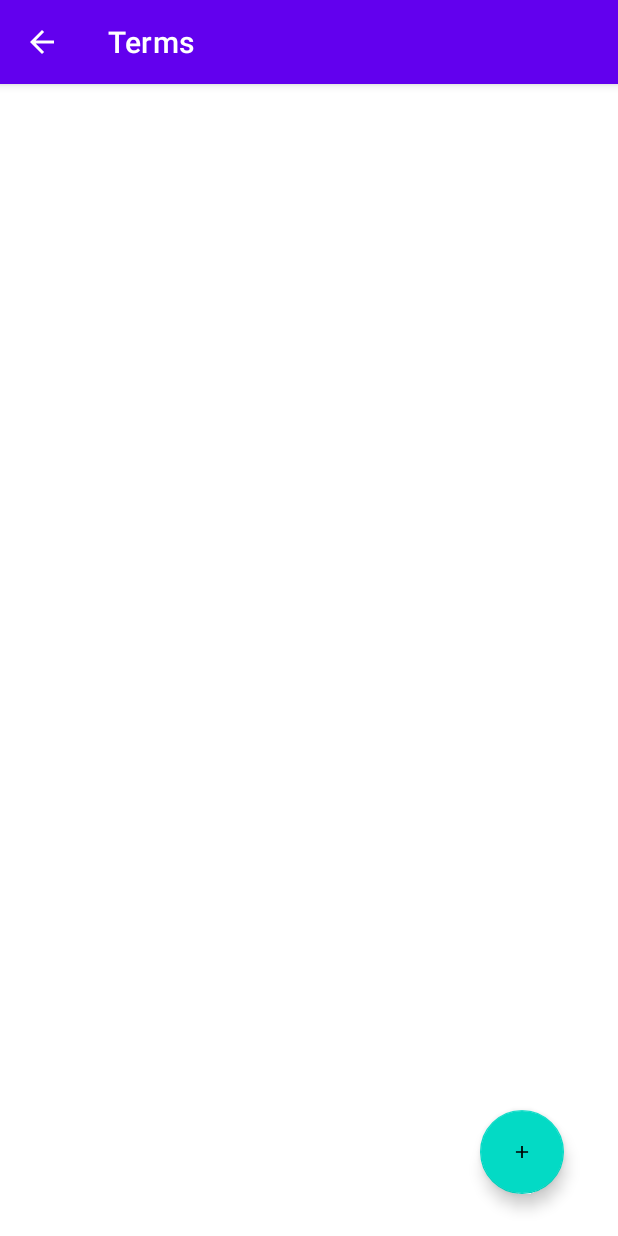
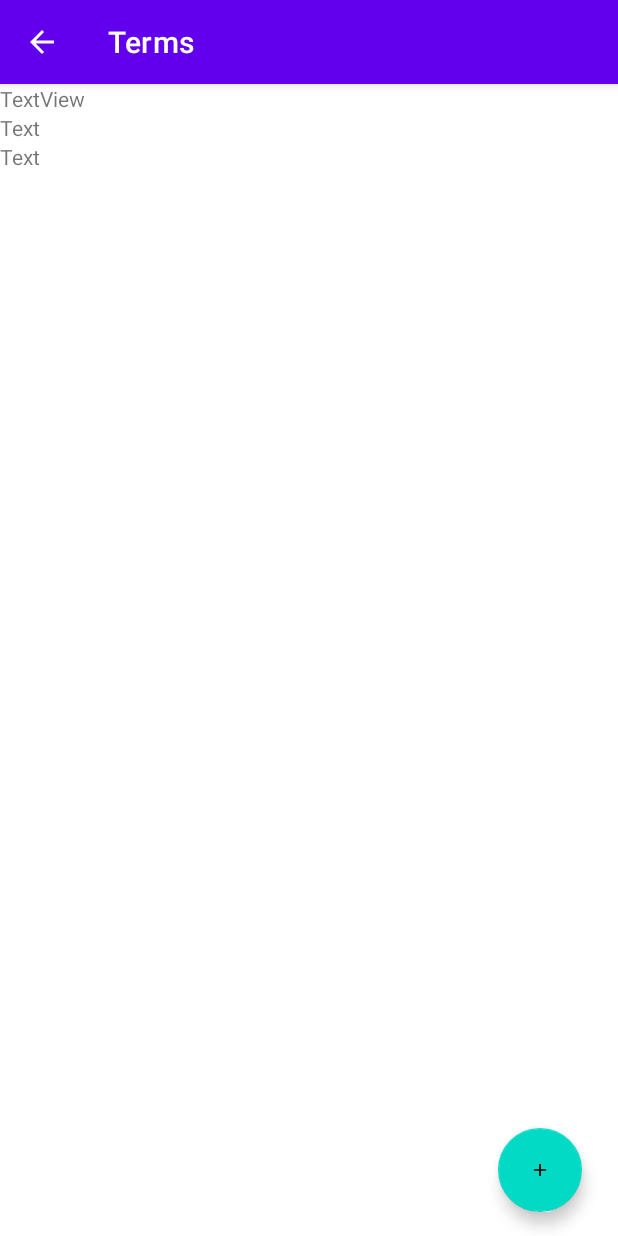
Before and after one commit to mallen13/school-planner-android, an Android app: the TermsActivity screen opened directly, with no data from a screen before it, on a phone screen of 412 x 824 dp. Run offline under Robolectric (Android 15) with nearby library versions, the phone set to English and light mode, and no system bars.

Commit message:
added additional activities to complete layout

```diff
--- a/app/src/main/java/com/mattallen/school_planning_app/MainActivity.java
+++ b/app/src/main/java/com/mattallen/school_planning_app/UI/MainActivity.java
@@ -1,10 +1,12 @@
-package com.mattallen.school_planning_app;
+package com.mattallen.school_planning_app.UI;
 
 import androidx.appcompat.app.AppCompatActivity;
 
 import android.content.Intent;
 import android.os.Bundle;
 import android.view.View;
+
+import com.mattallen.school_planning_app.R;
 
 public class MainActivity extends AppCompatActivity {
 
@@ -16,7 +18,7 @@ public class MainActivity extends AppCompatActivity {
 
     public void showTerms(View v) {
         //create intent
-        Intent intent = new Intent(MainActivity.this,TermsActivity.class);
+        Intent intent = new Intent(MainActivity.this, TermsActivity.class);
 
         //launch activity
         startActivity(intent);
--- a/app/src/main/res/layout/activity_main.xml
+++ b/app/src/main/res/layout/activity_main.xml
@@ -4,7 +4,7 @@
     xmlns:tools="http://schemas.android.com/tools"
     android:layout_width="match_parent"
     android:layout_height="match_parent"
-    tools:context=".MainActivity">
+    tools:context=".UI.MainActivity">
 
     <ScrollView
         android:layout_width="match_parent"
--- a/app/src/main/res/layout/activity_terms.xml
+++ b/app/src/main/res/layout/activity_terms.xml
@@ -4,17 +4,53 @@
     xmlns:tools="http://schemas.android.com/tools"
     android:layout_width="match_parent"
     android:layout_height="match_parent"
-    tools:context=".TermsActivity">
+    tools:context=".UI.TermsActivity">
 
     <com.google.android.material.floatingactionbutton.FloatingActionButton
-        android:id="@+id/floatingActionButton"
         android:layout_width="wrap_content"
         android:layout_height="wrap_content"
-        android:layout_marginEnd="36dp"
-        android:layout_marginBottom="28dp"
+        android:layout_marginEnd="24dp"
+        android:layout_marginBottom="16dp"
         android:clickable="true"
+        android:contentDescription="d"
         android:onClick="addTerm"
+        android:src="@drawable/plus_icon_foreground"
         app:layout_constraintBottom_toBottomOf="parent"
+        app:layout_constraintEnd_toEndOf="parent" />
+
+    <ScrollView
+        android:layout_width="fill_parent"
+        android:layout_height="fill_parent"
         app:layout_constraintEnd_toEndOf="parent"
-        app:srcCompat="@drawable/plus_icon_foreground" />
+        app:layout_constraintStart_toStartOf="parent"
+        app:layout_constraintTop_toTopOf="parent">
+
+        <LinearLayout
+            android:layout_width="match_parent"
+            android:layout_height="wrap_content"
+            android:orientation="vertical">
+
+            <TextView
+                android:id="@+id/textView"
+                android:layout_width="match_parent"
+                android:layout_height="wrap_content"
+                android:text="TextView" />
+
+            <TextView
+                android:id="@+id/textView4"
+                android:layout_width="match_parent"
+                android:layout_height="match_parent"
+                android:text="Text" />
+
+            <TextView
+                android:id="@+id/textView5"
+                android:layout_width="match_parent"
+                android:layout_height="match_parent"
+                android:text="Text" />
+
+        </LinearLayout>
+
+
+    </ScrollView>
+
 </androidx.constraintlayout.widget.ConstraintLayout>
--- a/app/src/main/res/values/strings.xml
+++ b/app/src/main/res/values/strings.xml
@@ -3,4 +3,8 @@
     <string name="home_screen_btn">Show Terms</string>
     <string name="logo_txt">Logo</string>
     <string name="term_activity_title">Terms</string>
+    <string name="term_details_title">Term Details</string>
+    <string name="course_details_title">Course Details</string>
+    <string name="assessment_details_title">Assessment Details</string>
+    <string name="add_btn">Add Button</string>
 </resources>
```
Also changed, not shown: app/src/main/AndroidManifest.xml (+24 -4 lines), app/src/main/java/com/mattallen/school_planning_app/UI/AssessmentDetailsActivity.java (added, +16 -0 lines), app/src/main/java/com/mattallen/school_planning_app/UI/CourseDetailsActivity.java (added, +23 -0 lines), app/src/main/java/com/mattallen/school_planning_app/UI/TermDetailsActivity.java (added, +23 -0 lines), app/src/main/java/com/mattallen/school_planning_app/UI/TermsActivity.java (renamed from app/src/main/java/com/mattallen/school_planning_app/TermsActivity.java, +6 -2 lines), app/src/main/res/layout/activity_assessment_details.xml (added, +9 -0 lines), app/src/main/res/layout/activity_course_details.xml (added, +20 -0 lines), app/src/main/res/layout/activity_term_details.xml (added, +20 -0 lines).
